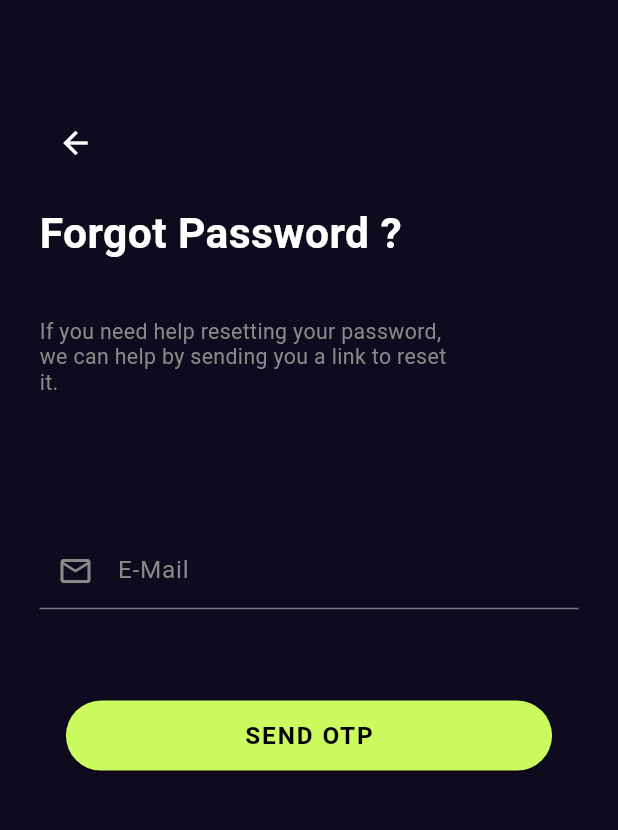
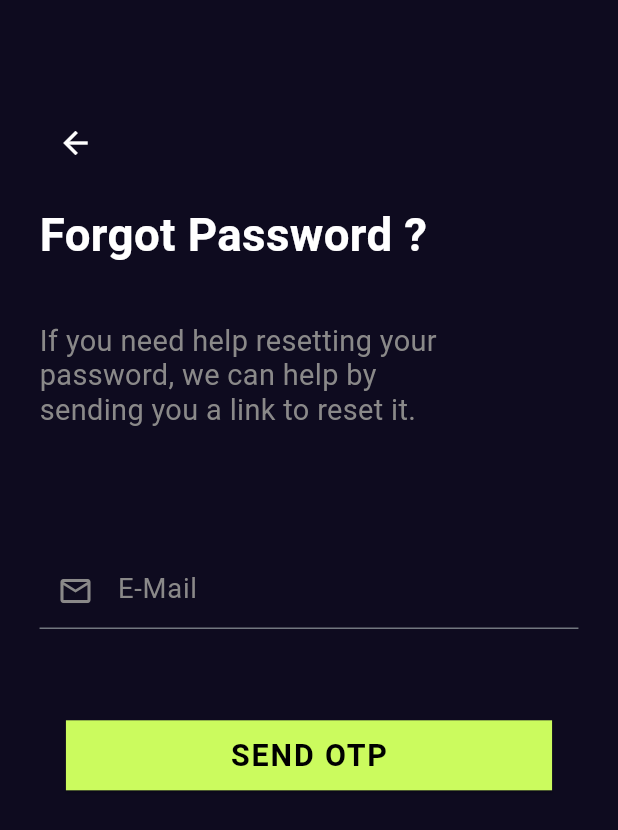
Before and after one commit to samarthasthan/MIC-Music-APP, a Flutter app: the Loginpage screen opened directly, after a tap on "Forget Password ?", on a phone screen of 412 x 824 dp. Shown: the top 830 px of the screen. Run offline on Flutter 3.47's test engine with Material 2 defaults, Android fonts, the phone set to English and light mode, and no system bars; our stand-ins replace drop_shadow_image, flutter_otp_text_field, flutter_screenutil, google_fonts, image_picker, mvc_pattern and 2 more; missing offline and left inert: dart:ffi.

Commit message:
combined login/home/accounts

```diff
--- a/lib/controllers/homePageController.dart
+++ b/lib/controllers/homePageController.dart
@@ -1,4 +1,4 @@
-import 'package:mic_music_app/models/homepageModel.dart';
+import '/models/homepageModel.dart';
 import 'package:mvc_pattern/mvc_pattern.dart';
 
 class HomePageController extends ControllerMVC {
--- a/lib/controllers/searchHomeController.dart
+++ b/lib/controllers/searchHomeController.dart
@@ -1,7 +1,7 @@
-import 'package:mic_music_app/models/homepageModel.dart';
-import 'package:mic_music_app/views/searchHome.dart';
+import '/models/homepageModel.dart';
+import '/views/searchHome.dart';
 import 'package:mvc_pattern/mvc_pattern.dart';
-import 'package:mic_music_app/models/searchHomeModel.dart';
+import '/models/searchHomeModel.dart';
 
 class SearchHomeController extends ControllerMVC {
   factory SearchHomeController() {
--- a/lib/models/searchHomeModel.dart
+++ b/lib/models/searchHomeModel.dart
@@ -1,5 +1,5 @@
 import 'package:flutter/material.dart';
-import 'package:mic_music_app/views/searchHome.dart';
+import '/views/searchHome.dart';
 
 class searchHomeModel {
   static final List<String> _historyButton = [
--- a/lib/views/forgetPassword/forgetPwPage1.dart
+++ b/lib/views/forgetPassword/forgetPwPage1.dart
@@ -4,14 +4,14 @@ import 'dart:math';
 
 import 'package:flutter_screenutil/flutter_screenutil.dart';
 import 'package:flutter/material.dart';
-import 'package:music_streaming/Views/forgetPassword/forgetPwPage2.dart';
+import '/Views/forgetPassword/forgetPwPage2.dart';
 import '../widgets/TextInput.dart';
 import 'package:flutter/src/widgets/framework.dart';
 // ignore: implementation_imports,
 import 'package:flutter/src/widgets/placeholder.dart';
 import '../widgets/sign_up_field.dart';
 import '../homepage.dart';
-import 'package:music_streaming/Views/signUp/signUpPage.dart';
+import '/Views/signUp/signUpPage.dart';
 import '../widgets/signButton.dart';
 import '../loginPage.dart';
 
@@ -59,7 +59,7 @@ class FogetPw1 extends StatelessWidget {
                 Text(
                   'Forgot Password ? ',
                   style: TextStyle(
-                    fontSize: 28.sp,
+                    fontSize: 30.sp,
                     fontWeight: FontWeight.bold,
                     color: Colors.white,
                   ),
@@ -68,12 +68,12 @@ class FogetPw1 extends StatelessWidget {
                   height: 40.h,
                 ),
                 SizedBox(
-                  height: 60.h,
+                  height: 70.h,
                   width: 250.w,
                   child: Text(
                     "If you need help resetting your password, we can help by sending you a link to reset it.",
                     style: TextStyle(
-                      fontSize: 14.sp,
+                      fontSize: 19.sp,
                       color: const Color.fromARGB(255, 138, 137, 137),
                     ),
                     maxLines: 3,
--- a/lib/views/loginPage.dart
+++ b/lib/views/loginPage.dart
@@ -1,6 +1,8 @@
 // ignore_for_file: unused_import, unnecessary_import
 // ignore: implementation_imports,
 import 'dart:math';
+import 'package:micmusic/constants.dart';
+
 import '../controllers/photosController.dart';
 import 'package:flutter_screenutil/flutter_screenutil.dart';
 import 'package:flutter/material.dart';
@@ -10,7 +12,7 @@ import 'package:flutter/src/widgets/framework.dart';
 import 'package:flutter/src/widgets/placeholder.dart';
 import './widgets/sign_up_field.dart';
 import './homepage.dart';
-import 'package:music_streaming/Views/signUp/signUpPage.dart';
+import './signUp/signUpPage.dart';
 import './widgets/signButton.dart';
 import 'verify/verify1.dart';
 
@@ -75,7 +77,7 @@ class _LoginpageState extends State<Loginpage> {
                         style: TextStyle(
                           fontSize: 36.sp,
                           fontWeight: FontWeight.bold,
-                          color: Theme.of(context).primaryColor,
+                          color: neutral1,
                         ),
                       ),
                       SizedBox(
@@ -92,7 +94,7 @@ class _LoginpageState extends State<Loginpage> {
                                 child: Text(
                                   "Forget Password ? ",
                                   style: TextStyle(
-                                      fontSize: 14.sp,
+                                      fontSize: 17.sp,
                                       color: const Color.fromARGB(
                                           255, 138, 137, 137),
                                       fontWeight: FontWeight.w400),
@@ -125,7 +127,7 @@ class _LoginpageState extends State<Loginpage> {
                           Text(
                             ' Or Connect with',
                             style: TextStyle(
-                              fontSize: 11.sp,
+                              fontSize: 13.sp,
                               fontWeight: FontWeight.bold,
                               color: const Color.fromARGB(255, 138, 137, 137),
                             ),
@@ -146,20 +148,20 @@ class _LoginpageState extends State<Loginpage> {
                         mainAxisAlignment: MainAxisAlignment.center,
                         children: [
                           IconButton(
-                            iconSize: 20,
+                            iconSize: 18,
                             onPressed: () => {},
                             icon: Image(
                                 image:
                                     photocontroller.getPhotoAsset('facebook')),
                           ),
                           IconButton(
-                            iconSize: 20,
+                            iconSize: 18,
                             onPressed: () => {},
                             icon: Image(
                                 image: photocontroller.getPhotoAsset('google')),
                           ),
                           IconButton(
-                            iconSize: 20,
+                            iconSize: 18,
                             onPressed: () => {},
                             icon: Image(
                                 image:
@@ -176,15 +178,16 @@ class _LoginpageState extends State<Loginpage> {
                           Text(
                             'Dont\'t have an account?',
                             style: TextStyle(
-                                fontSize: 14.sp,
-                                color: Theme.of(context).primaryColor),
+                                fontSize: 17.sp,
+                                color: Theme.of(context).canvasColor),
                           ),
                           TextButton(
                               onPressed: () => enterSignUpPage(context),
                               child: Text(
                                 'Sign up',
                                 style: TextStyle(
-                                    fontSize: 14.sp, color: Color(0xFFFBEB5E)),
+                                    fontSize: 17.sp,
+                                    color: const Color(0xFFFBEB5E)),
                               ))
                         ],
                       )
--- a/lib/views/searchHome.dart
+++ b/lib/views/searchHome.dart
@@ -1,8 +1,8 @@
 import 'package:flutter/material.dart';
 
 import 'package:flutter_screenutil/flutter_screenutil.dart';
-import 'package:mic_music_app/constants.dart';
-import 'package:mic_music_app/controllers/searchHomeController.dart';
+import '../constants.dart';
+import '../controllers/searchHomeController.dart';
 import 'dart:ui';
 
 class SearchScreen extends StatefulWidget {
--- a/lib/views/verify/verify1.dart
+++ b/lib/views/verify/verify1.dart
@@ -42,7 +42,7 @@ class VerifyPage1 extends StatelessWidget {
                   child: IconButton(
                     onPressed: () => returnBack(context),
                     icon: Icon(Icons.arrow_back,
-                        color: Theme.of(context).primaryColor),
+                        color: Theme.of(context).canvasColor),
                   ),
                 ),
                 SizedBox(
@@ -54,8 +54,8 @@ class VerifyPage1 extends StatelessWidget {
                   child: Text(
                     "To continue enter your phone number",
                     style: TextStyle(
-                        fontSize: 28.sp,
-                        color: Theme.of(context).primaryColor,
+                        fontSize: 29.sp,
+                        color: Theme.of(context).canvasColor,
                         fontWeight: FontWeight.bold),
                     maxLines: 4,
                   ),
--- a/lib/views/verify/verify2.dart
+++ b/lib/views/verify/verify2.dart
@@ -43,7 +43,7 @@ class VerifyPage2 extends StatelessWidget {
                   child: IconButton(
                     onPressed: () => returnBack(context),
                     icon: Icon(Icons.arrow_back,
-                        color: Theme.of(context).primaryColor),
+                        color: Theme.of(context).canvasColor),
                   ),
                 ),
                 SizedBox(
@@ -56,7 +56,7 @@ class VerifyPage2 extends StatelessWidget {
                     "Verify Phone Number",
                     style: TextStyle(
                         fontSize: 28.sp,
-                        color: Theme.of(context).primaryColor,
+                        color: Theme.of(context).canvasColor,
                         fontWeight: FontWeight.bold),
                     maxLines: 3,
                   ),
@@ -101,7 +101,7 @@ class VerifyPage2 extends StatelessWidget {
                     child: Text(
                       "Resent Code",
                       style: TextStyle(
-                          color: const Color(0xFFCBFB5E), fontSize: 13.sp),
+                          color: const Color(0xFFCBFB5E), fontSize: 16.sp),
                     ),
                   ),
                 )
--- a/lib/views/widgets/TextInput.dart
+++ b/lib/views/widgets/TextInput.dart
@@ -1,4 +1,6 @@
 import 'package:flutter/material.dart';
+import 'package:flutter_screenutil/flutter_screenutil.dart';
+import 'package:micmusic/constants.dart';
 
 class TextInput extends StatelessWidget {
   const TextInput({
@@ -12,11 +14,15 @@ class TextInput extends StatelessWidget {
   @override
   Widget build(BuildContext context) {
     return TextFormField(
+      cursorColor: brand1,
       style: const TextStyle(color: Colors.white),
       decoration: InputDecoration(
+          focusedBorder:
+              UnderlineInputBorder(borderSide: BorderSide(color: neutral1)),
           label: Text(
             labelText,
-            style: const TextStyle(color: Color.fromARGB(255, 138, 137, 137)),
+            style: TextStyle(
+                color: Color.fromARGB(255, 138, 137, 137), fontSize: 18.sp),
           ),
           // hintStyle: TextStyle(color: Color.fromARGB(255, 138, 137, 137)),
           prefixIcon: Icon(prefixIcon),
--- a/lib/views/widgets/passwordInputField.dart
+++ b/lib/views/widgets/passwordInputField.dart
@@ -1,4 +1,6 @@
 import 'package:flutter/material.dart';
+import 'package:micmusic/constants.dart';
+import 'package:flutter_screenutil/flutter_screenutil.dart';
 
 class PasswordInputField extends StatefulWidget {
   const PasswordInputField({super.key});
@@ -18,12 +20,15 @@ class _PasswordInputFieldState extends State<PasswordInputField> {
     }
 
     return TextFormField(
-      style: const TextStyle(color: Colors.white),
+      style: TextStyle(color: Colors.white),
       obscureText: !_passwordVisible,
       decoration: InputDecoration(
-        label: const Text(
+        focusedBorder:
+            UnderlineInputBorder(borderSide: BorderSide(color: neutral1)),
+        label: Text(
           'Password',
-          style: TextStyle(color: Color.fromARGB(255, 138, 137, 137)),
+          style: TextStyle(
+              color: Color.fromARGB(255, 138, 137, 137), fontSize: 18.sp),
         ),
         prefixIcon: const Icon(Icons.lock_open_rounded),
         prefixIconColor: const Color.fromARGB(255, 138, 137, 137),
--- a/lib/views/widgets/signButton.dart
+++ b/lib/views/widgets/signButton.dart
@@ -21,6 +21,7 @@ class SignUPinButton extends StatelessWidget {
       child: ElevatedButton(
         onPressed: () => changePage(context),
         style: ElevatedButton.styleFrom(
+          shape: const RoundedRectangleBorder(side: BorderSide.none),
           backgroundColor: const Color(0xFFCBFB5E),
           // shape: ,
         ),
@@ -28,7 +29,7 @@ class SignUPinButton extends StatelessWidget {
           buttonText,
           style: TextStyle(
               color: Colors.black,
-              fontSize: 16.sp,
+              fontSize: 20.sp,
               fontWeight: FontWeight.w700),
         ),
       ),
--- a/pubspec.yaml
+++ b/pubspec.yaml
@@ -32,8 +32,8 @@ environment:
 dependencies:
   flutter:
     sdk: flutter
-  flutter_screenutil: ^5.7.0
-  google_fonts: ^4.0.3
+
+
   flutter_media_metadata: ^1.0.0+1
   mvc_pattern: ^8.12.0
 
@@ -43,7 +43,7 @@ dependencies:
   cupertino_icons: ^1.0.2
 
   flutter_otp_text_field: ^1.1.1
-  mvc_pattern: ^8.12.0
+
   flutter_screenutil: ^5.7.0
   google_fonts: ^4.0.3
   image_picker: ^0.8.7+4
```
Also changed, not shown: lib/main.dart (+12 -14 lines), lib/views/Accounts.dart (+1 -103 lines), lib/views/TabScreen.dart (added, +61 -0 lines), lib/views/forgetPassword/forgetPwPage2.dart (+8 -5 lines), lib/views/homePageView.dart (+4 -29 lines), lib/views/signUp/signUpPage.dart (+12 -6 lines), lib/views/verify/verify3.dart (+16 -8 lines), pubspec.lock, 5 other files.
